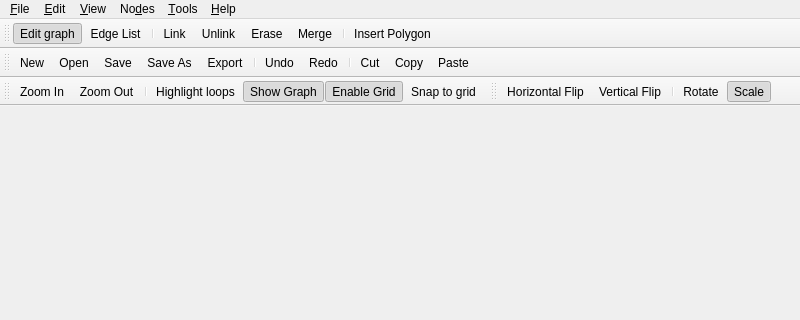
First picture: the form in src/dialogs/knot_window.ui, repository mbasaglia/Knotter, before the edit; both pictures show x 0 to 800 and y 0 to 320 of the 800 by 600 pixel window.
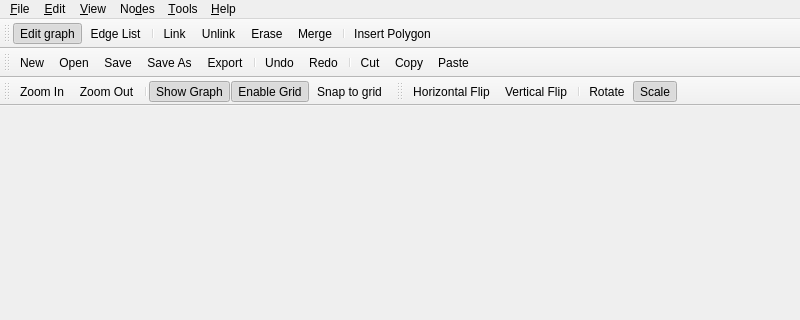
Second picture: the form after the edit. Custom widgets are drawn as their Qt base class.

Commit message: Multiple rendering options from UI

```diff
--- a/src/dialogs/knot_window.ui
+++ b/src/dialogs/knot_window.ui
@@ -228,7 +228,6 @@
    <addaction name="actionZoom_In"/>
    <addaction name="actionZoom_Out"/>
    <addaction name="separator"/>
-   <addaction name="action_Highlight_loops"/>
    <addaction name="actionShow_Graph"/>
    <addaction name="actionEnable_Grid"/>
    <addaction name="actionS_nap_to_grid"/>
```
Left out of the diff: 35 changed lines with no effect on the pictures. The commit also changes 6 other files.
